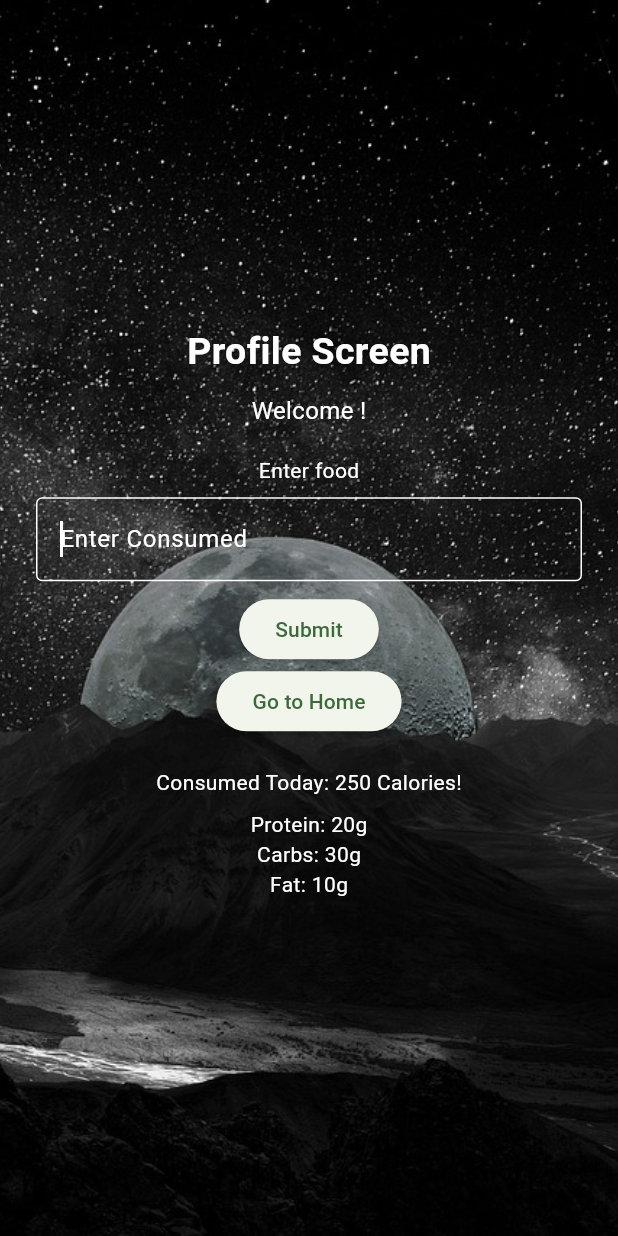
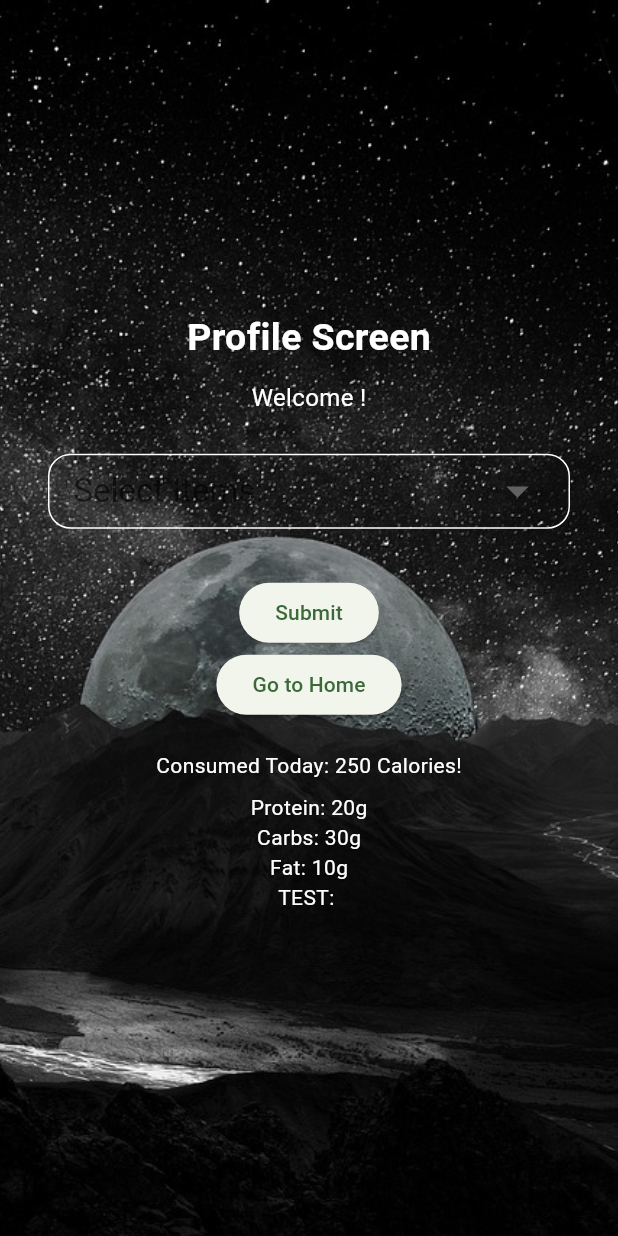
Before and after one commit to Larsn280/nesforgains-flutter, a Flutter app: the ProfileScreen screen opened by its route, after a tap on "Submit", on a phone screen of 412 x 824 dp. Run offline on Flutter 3.47's test engine with Material 3 defaults, Android fonts, the phone set to English and light mode, and no system bars; our stand-ins replace isar; accounts and stored records are empty; generated files the repository leaves out were written again.

Commit message:
AddedDropdown

```diff
--- a/lib/app.dart
+++ b/lib/app.dart
@@ -56,7 +56,7 @@ class App extends StatelessWidget {
           // '/': (context) => const LoginScreen(),
           '/homeScreen': (context) => const HomeScreen(),
           '/registerScreen': (context) => RegisterScreen(isar: isar),
-          '/profileScreen': (context) => const ProfileScreen(),
+          '/profileScreen': (context) => ProfileScreen(isar: isar),
         },
       ),
     );
--- a/lib/database/database.dart
+++ b/lib/database/database.dart
@@ -1,4 +1,5 @@
 import 'package:NESForGains/database/collections/app_user.dart';
+import 'package:NESForGains/database/collections/dish.dart';
 import 'package:isar/isar.dart';
 import 'package:path_provider/path_provider.dart';
 
@@ -8,7 +9,7 @@ Future<Isar> setupIsar() async {
 
   // Open Isar instance and pass collection schemas
   final isar = await Isar.open(
-    [AppUserSchema], // Pass your collection schemas here
+    [AppUserSchema, DishSchema], // Pass your collection schemas here
     directory: dir.path,
   );
 
--- a/lib/screens/profile_screen.dart
+++ b/lib/screens/profile_screen.dart
@@ -1,31 +1,54 @@
+import 'package:NESForGains/constants.dart';
 import 'package:NESForGains/models/nutrition_data.dart';
 import 'package:NESForGains/service/auth_service.dart';
 import 'package:NESForGains/service/nutrition_service.dart';
 import 'package:flutter/material.dart';
+import 'package:isar/isar.dart';
 import 'package:provider/provider.dart';
 
 class ProfileScreen extends StatefulWidget {
+  final Isar isar;
   /* Ignorerar varningen */
   // ignore: use_super_parameters
-  const ProfileScreen({Key? key}) : super(key: key);
+  const ProfileScreen({Key? key, required this.isar}) : super(key: key);
   @override
   State<ProfileScreen> createState() => _ProfileScreenState();
 }
 
 class _ProfileScreenState extends State<ProfileScreen> {
   final TextEditingController _consumedController = TextEditingController();
-  NutritionService nutritionService = NutritionService();
+
+  late NutritionService nutritionService;
 
   int calories = 0;
   int proteine = 0;
   int carbs = 0;
   int fat = 0;
 
+  List<String> foodItems = [];
+
+  @override
+  void initState() {
+    nutritionService = NutritionService(widget.isar);
+    super.initState();
+    fetchFoodItems();
+  }
+
+  void fetchFoodItems() async {
+    List<String> fetchedFoodItems = await nutritionService.fetchFoodItems();
+    setState(() {
+      foodItems = fetchedFoodItems;
+    });
+  }
+
   @override
   void dispose() {
     _consumedController.dispose();
     super.dispose();
   }
+
+  String? valueChoose;
+  List listItem = ['First', 'Second', 'Third'];
 
   @override
   Widget build(BuildContext context) {
@@ -57,21 +80,43 @@ class _ProfileScreenState extends State<ProfileScreen> {
               height: 10.0,
             ),
             Padding(
+              padding: const EdgeInsets.all(16.0),
+              child: Container(
+                padding: const EdgeInsets.only(left: 16, right: 16.0),
+                decoration: BoxDecoration(
+                    border: Border.all(
+                        color: AppConstants.primaryTextColor, width: 1.0),
+                    borderRadius: BorderRadius.circular(15)),
+                child: DropdownButton(
+                  hint: const Text('Select Items: '),
+                  dropdownColor: Colors.black,
+                  icon: const Icon(Icons.arrow_drop_down),
+                  iconSize: 36,
+                  isExpanded: true,
+                  underline: const SizedBox(),
+                  style: const TextStyle(
+                      color: AppConstants.primaryTextColor, fontSize: 22),
+                  value: valueChoose,
+                  onChanged: (newValue) {
+                    setState(() {
+                      valueChoose = newValue.toString();
+                    });
+                  },
+                  items: listItem.map((valueItem) {
+                    return DropdownMenuItem(
+                      value: valueItem,
+                      child: Text(valueItem),
+                    );
+                  }).toList(),
+                ),
+              ),
+            ),
+            Padding(
               padding: const EdgeInsets.all(8.0),
               child: Column(
                 mainAxisAlignment: MainAxisAlignment.center,
                 mainAxisSize: MainAxisSize.min,
                 children: [
-                  const Text('Enter food'),
-                  const SizedBox(height: 8.0),
-                  TextField(
-                    controller: _consumedController,
-                    decoration: const InputDecoration(
-                      // labelText: 'Consumed',
-                      hintText: 'Enter Consumed',
-                    ),
-                    autofocus: true,
-                  ),
                   const SizedBox(
                     height: 8.0,
                   ),
@@ -86,11 +131,6 @@ class _ProfileScreenState extends State<ProfileScreen> {
                         carbs = processedFoodList.carbohydrates.toInt();
                         fat = processedFoodList.fat.toInt();
                       });
-
-                      // print(foodService
-                      //     .handleFoodSubmitted(
-                      //         _consumedController.text.toString())
-                      //     .calories);
                     },
                     child: const Text('Submit'),
                   ),
@@ -110,6 +150,7 @@ class _ProfileScreenState extends State<ProfileScreen> {
                   Text('Protein: ${proteine}g'),
                   Text('Carbs: ${carbs}g'),
                   Text('Fat: ${fat}g'),
+                  Text('TEST: ${_consumedController.text}')
                 ],
               ),
             ),
--- a/lib/service/nutrition_service.dart
+++ b/lib/service/nutrition_service.dart
@@ -1,6 +1,12 @@
+import 'package:NESForGains/database/collections/dish.dart';
 import 'package:NESForGains/models/nutrition_data.dart';
+import 'package:isar/isar.dart';
 
 class NutritionService {
+  final Isar isar;
+
+  NutritionService(this.isar);
+
   NutritionData handleFoodSubmitted(String food) {
     String dish = '';
     int calories = 250;
@@ -17,4 +23,47 @@ class NutritionService {
 
     return processedFoodNutrition;
   }
+
+  Future<List<String>> fetchFoodItems() async {
+    // Initialize an empty list to store food item names
+    List<String> dishItemNames = [];
+
+    try {
+      // Perform the database query to get all items
+      final dishItems = await isar.dishs.where().findAll();
+
+      // Check if any items were returned
+      if (dishItems.isNotEmpty) {
+        // Extract dish names from the list of Dish objects
+        dishItemNames = dishItems.map((dish) => dish.name!).toList();
+      } else {
+        print('No items found in the dish table.');
+        // Optionally handle the case where the database is empty
+      }
+    } catch (e) {
+      print('Error fetching food items: $e');
+      // Handle any potential errors
+    }
+
+    return dishItemNames;
+  }
+
+//   Future<List<NutritionData>> getAllItems() async {
+//   // Open the Isar instance
+
+//   // Get a reference to the collection
+//   var collection = isar.dishs;
+
+//   try {
+//     // Retrieve all items from the collection
+//     List<NutritionData> items = await Dish.getAll();
+
+//     // Return the list of items
+//     return items;
+//   } catch (e) {
+//     // Handle any potential errors
+//     print('Error fetching items: $e');
+//     return [];
+//   }
+// }
 }
```
